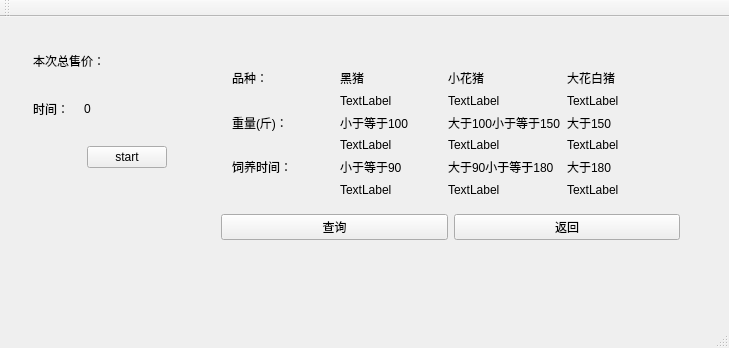
The window that mainwindow.ui (919106840617/pifarm) describes before a commit, drawn with Qt 5.
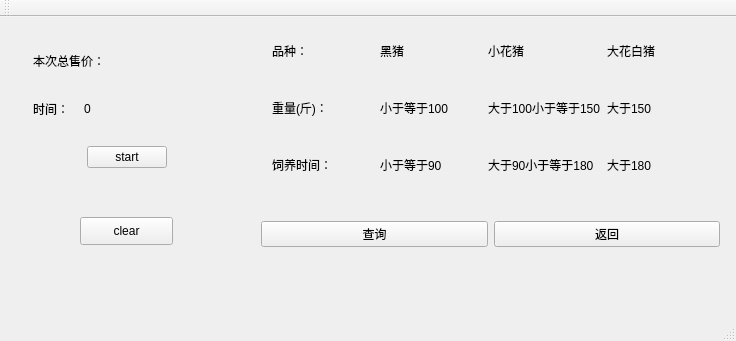
The same window after the commit.

The edit to the form file:
```diff
--- a/mainwindow.ui
+++ b/mainwindow.ui
@@ -6,8 +6,8 @@
    <rect>
     <x>0</x>
     <y>0</y>
-    <width>729</width>
-    <height>348</height>
+    <width>736</width>
+    <height>341</height>
    </rect>
   </property>
   <property name="windowTitle">
@@ -132,10 +132,10 @@
    <widget class="QStackedWidget" name="stackedWidget">
     <property name="geometry">
      <rect>
-      <x>210</x>
-      <y>30</y>
+      <x>250</x>
+      <y>0</y>
       <width>481</width>
-      <height>204</height>
+      <height>241</height>
      </rect>
     </property>
     <property name="currentIndex">
@@ -380,21 +380,21 @@
          <item row="1" column="1">
           <widget class="QLabel" name="label1">
            <property name="text">
-            <string>TextLabel</string>
+            <string/>
            </property>
           </widget>
          </item>
          <item row="1" column="2">
           <widget class="QLabel" name="label2">
            <property name="text">
-            <string>TextLabel</string>
+            <string/>
            </property>
           </widget>
          </item>
          <item row="1" column="3">
           <widget class="QLabel" name="label3">
            <property name="text">
-            <string>TextLabel</string>
+            <string/>
            </property>
           </widget>
          </item>
@@ -429,21 +429,21 @@
          <item row="3" column="1">
           <widget class="QLabel" name="label4">
            <property name="text">
-            <string>TextLabel</string>
+            <string/>
            </property>
           </widget>
          </item>
          <item row="3" column="2">
           <widget class="QLabel" name="label5">
            <property name="text">
-            <string>TextLabel</string>
+            <string/>
            </property>
           </widget>
          </item>
          <item row="3" column="3">
           <widget class="QLabel" name="label6">
            <property name="text">
-            <string>TextLabel</string>
+            <string/>
            </property>
           </widget>
          </item>
@@ -478,21 +478,21 @@
          <item row="5" column="1">
           <widget class="QLabel" name="label7">
            <property name="text">
-            <string>TextLabel</string>
+            <string/>
            </property>
           </widget>
          </item>
          <item row="5" column="2">
           <widget class="QLabel" name="label8">
            <property name="text">
-            <string>TextLabel</string>
+            <string/>
            </property>
           </widget>
          </item>
          <item row="5" column="3">
           <widget class="QLabel" name="label9">
            <property name="text">
-            <string>TextLabel</string>
+            <string/>
            </property>
           </widget>
          </item>
@@ -502,6 +502,19 @@
      </layout>
     </widget>
    </widget>
+   <widget class="QPushButton" name="clear">
+    <property name="geometry">
+     <rect>
+      <x>80</x>
+      <y>200</y>
+      <width>93</width>
+      <height>28</height>
+     </rect>
+    </property>
+    <property name="text">
+     <string>clear</string>
+    </property>
+   </widget>
   </widget>
   <widget class="QMenuBar" name="menuBar">
    <property name="geometry">
```
Left out of the diff: 2 changed lines with no effect on the pictures.
